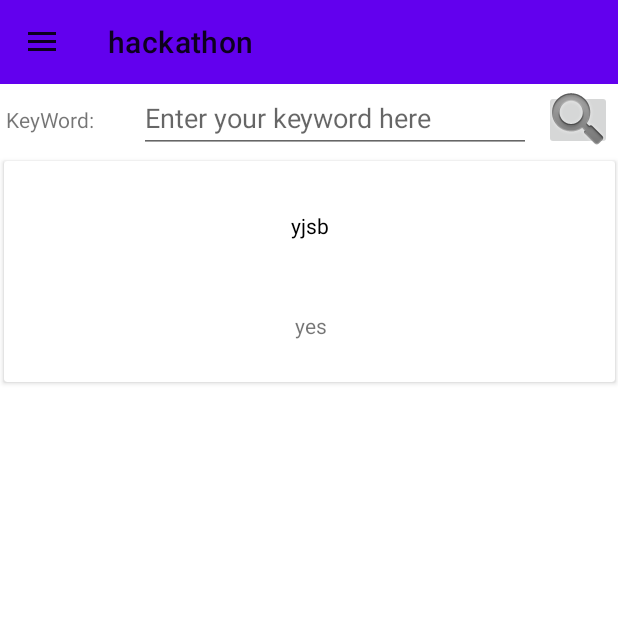
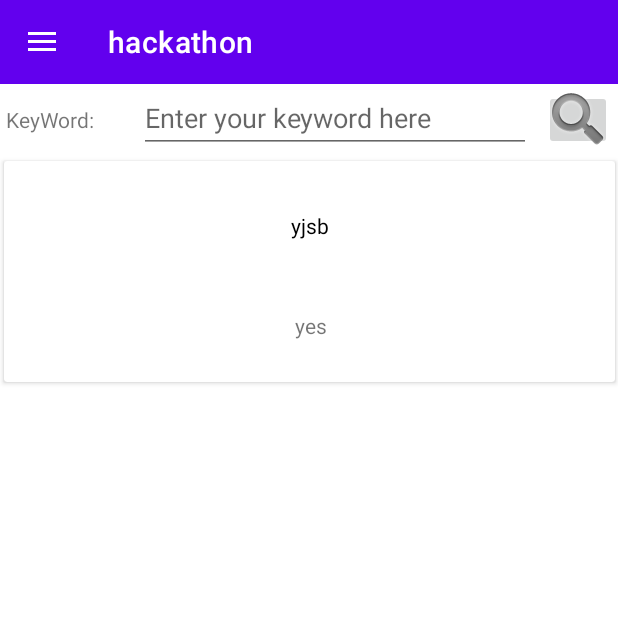
Before and after one commit to DarrenYee/hackathon, an Android app: the CompletedQuestionView screen opened directly, with no data from a screen before it, on a phone screen of 412 x 824 dp, the top half of it. Run offline under Robolectric (Android 15) with nearby library versions, the phone set to English and light mode, and no system bars; our stand-ins replace Room's generated code.

Commit message:
toolbar theme updated

```diff
--- a/app/src/main/res/layout/coordinator_layout.xml
+++ b/app/src/main/res/layout/coordinator_layout.xml
@@ -14,5 +14,5 @@
         android:layout_height="wrap_content"
         android:background="?attr/colorPrimary"
         android:minHeight="?attr/actionBarSize"
-        android:theme="?attr/actionBarTheme" />
+        android:theme="@style/Theme.Hackathon.AppBarOverlay"/>
 </androidx.coordinatorlayout.widget.CoordinatorLayout>
--- a/app/src/main/res/values/themes.xml
+++ b/app/src/main/res/values/themes.xml
@@ -17,4 +17,5 @@
         <item name="windowActionBar">false</item>
         <item name="windowNoTitle">true</item>
     </style>
+    <style name="Theme.Hackathon.AppBarOverlay" parent="ThemeOverlay.AppCompat.Dark.ActionBar"/>
 </resources>
```
